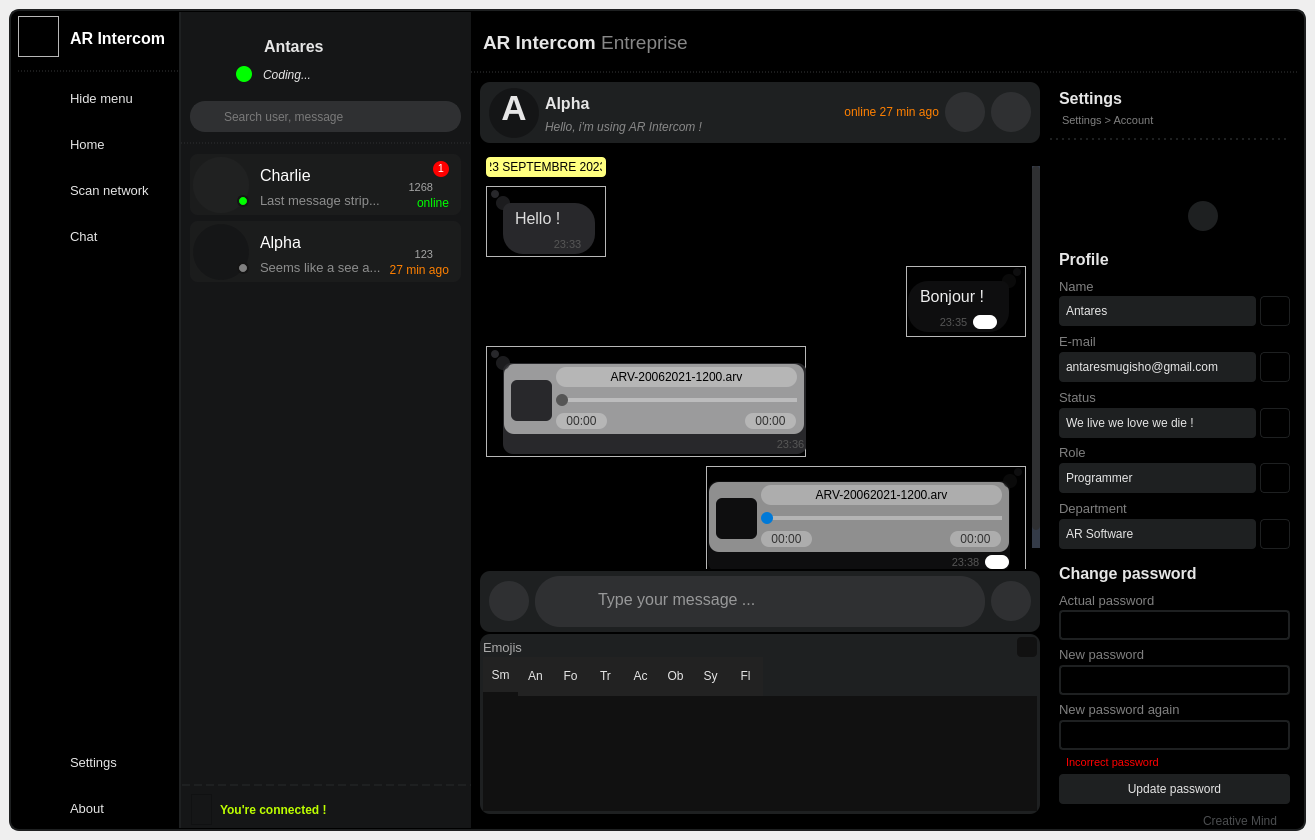
Old version of the form ui/main_window.ui in the repository AntaresMugisho/AR_Intercom.
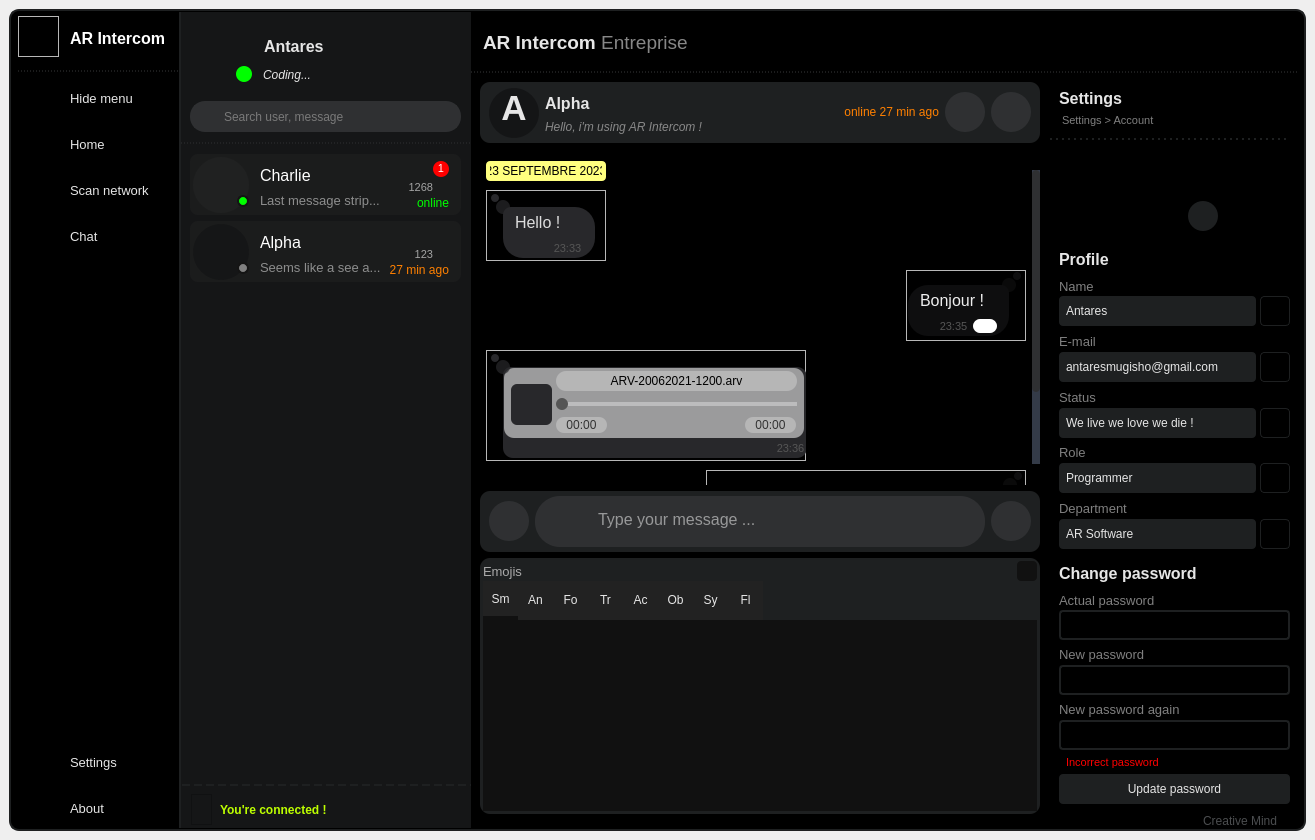
New version of the form. Icons and pictures are not drawn.

Commit message: Show emojis without animation

```diff
--- a/ui/main_window.ui
+++ b/ui/main_window.ui
@@ -4390,7 +4390,7 @@
                </property>
                <layout class="QVBoxLayout" name="verticalLayout_7">
                 <property name="spacing">
-                 <number>2</number>
+                 <number>6</number>
                 </property>
                 <property name="leftMargin">
                  <number>9</number>
@@ -6172,12 +6172,6 @@
                     <height>180</height>
                    </size>
                   </property>
-                  <property name="maximumSize">
-                   <size>
-                    <width>16777215</width>
-                    <height>180</height>
-                   </size>
-                  </property>
                   <property name="styleSheet">
                    <string notr="true">QWidget#emoji_widget{
 	background-color: rgb(30,32,33);
@@ -6331,6 +6325,12 @@
                        </property>
                        <item>
                         <widget class="QScrollArea" name="emoji_scroll_area">
+                         <property name="minimumSize">
+                          <size>
+                           <width>546</width>
+                           <height>127</height>
+                          </size>
+                         </property>
                          <property name="styleSheet">
                           <string notr="true">border:none;</string>
                          </property>
@@ -6349,7 +6349,7 @@
                             <x>0</x>
                             <y>0</y>
                             <width>546</width>
-                            <height>107</height>
+                            <height>130</height>
                            </rect>
                           </property>
                           <layout class="QGridLayout" name="emoji_grid_layout">
```
The commit also changes 2 other files.
